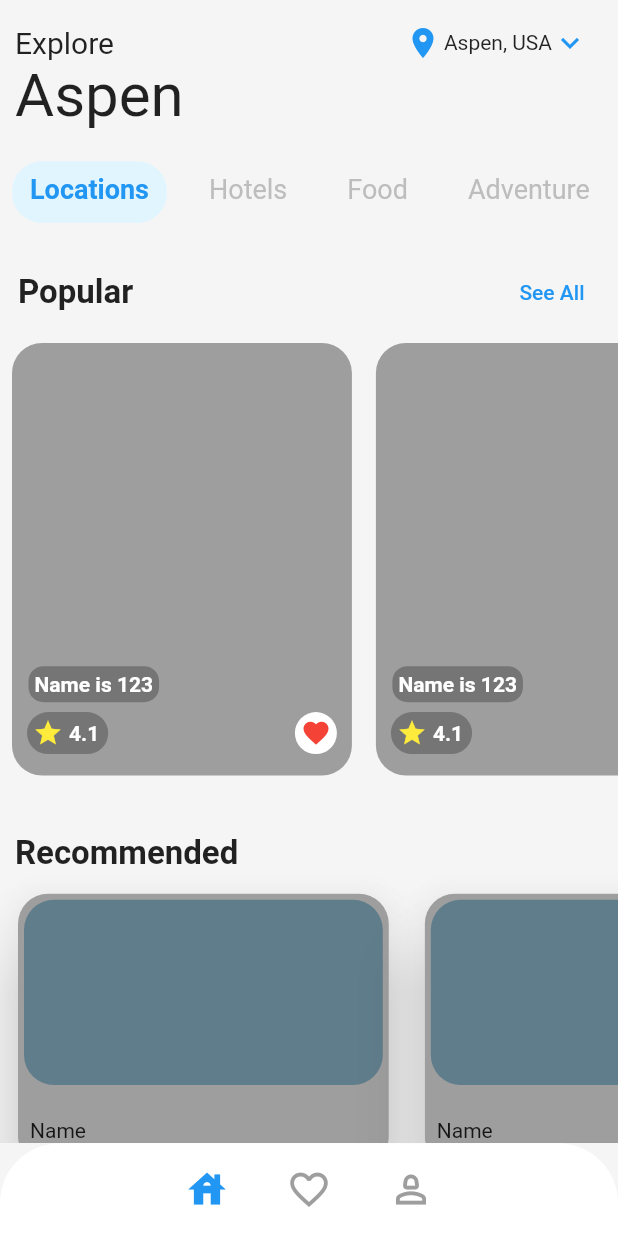
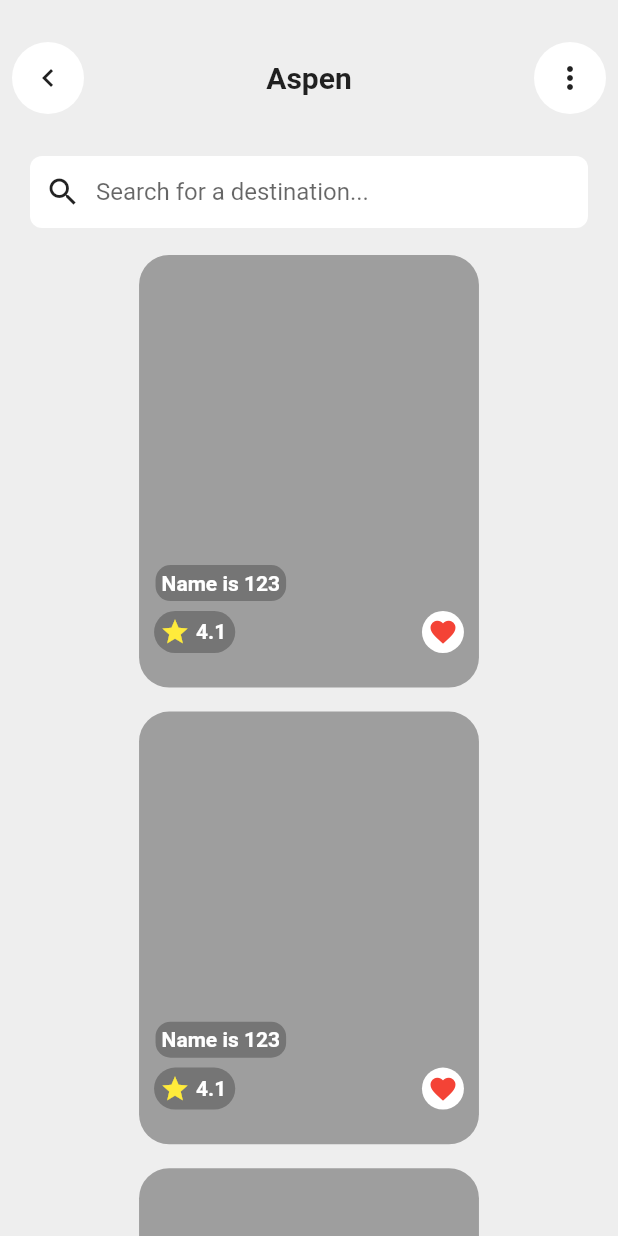
Before and after one commit to Pratham-1604/Pravaas-Mitra-Here-230395, a Flutter app: the screen it shows after launch, after a tap on "See All", on a phone screen of 412 x 824 dp. Run offline on Flutter 3.47's test engine with Material 2 defaults, Android fonts, the phone set to English and light mode, and no system bars.

Commit message:
made see all button functional

```diff
--- a/lib/features/city_information/widgets/popular_destinations/popular_destination_item_widget.dart
+++ b/lib/features/city_information/widgets/popular_destinations/popular_destination_item_widget.dart
@@ -62,21 +62,21 @@ class PopularDestinationItemWidget extends StatelessWidget {
                 child: Padding(
                   padding: const EdgeInsets.all(4.0),
                   child: Row(
-                    children: [
-                      const Icon(
+                    children: const [
+                      Icon(
                         Icons.star,
                         color: Colors.yellow,
                         size: 20,
                       ),
-                      const SizedBox(width: 4),
-                      const Text(
+                      SizedBox(width: 4),
+                      Text(
                         '4.1',
                         style: TextStyle(
                           color: Colors.white,
                           fontWeight: FontWeight.bold,
                         ),
                       ),
-                      const SizedBox(width: 2),
+                      SizedBox(width: 2),
                     ],
                   ),
                 ),
--- a/lib/features/city_information/widgets/popular_destinations/popular_destinations_widget.dart
+++ b/lib/features/city_information/widgets/popular_destinations/popular_destinations_widget.dart
@@ -1,5 +1,6 @@
 // ignore_for_file: prefer_const_constructors, prefer_const_literals_to_create_immutables
 import 'package:flutter/material.dart';
+import '../see_all_destinations/see_all_destination.dart';
 
 import 'popular_detination_items.dart';
 
@@ -28,7 +29,13 @@ class PopularDestinationWidget extends StatelessWidget {
                 ),
               ),
               TextButton(
-                onPressed: () {},
+                onPressed: () {
+                  Navigator.of(context).push(
+                    MaterialPageRoute(
+                      builder: (context) => SeeAllDestinations(),
+                    ),
+                  );
+                },
                 child: Text('See All'),
               ),
             ],
--- /dev/null
+++ b/lib/features/city_information/widgets/see_all_destinations/see_all_destination.dart
@@ -0,0 +1,50 @@
+// ignore_for_file: prefer_const_constructors, prefer_const_literals_to_create_immutables
+import 'package:flutter/material.dart';
+import 'package:here/features/city_information/widgets/popular_destinations/popular_destination_item_widget.dart';
+import 'package:here/features/home_page/widgets/recommend/recommend_tour_items_widget.dart';
+
+import './widgets//search_bar.dart';
+import 'widgets/app_bar.dart';
+
+class SeeAllDestinations extends StatelessWidget {
+  const SeeAllDestinations({super.key});
+
+  @override
+  Widget build(BuildContext context) {
+    final size = MediaQuery.of(context).size;
+    return SafeArea(
+      child: Scaffold(
+        backgroundColor: Colors.grey[200],
+        body: Column(
+          // crossAxisAlignment: CrossAxisAlignment.center,
+          children: [
+            const SizedBox(height: 20),
+            AppBarWidget(),
+            const SizedBox(height: 20),
+            SearchBar(),
+            Expanded(
+              child: SingleChildScrollView(
+                child: Padding(
+                  padding: const EdgeInsets.symmetric(
+                    horizontal: 40,
+                    vertical: 10,
+                  ),
+                  child: ListView.builder(
+                    scrollDirection: Axis.vertical,
+                    shrinkWrap: true,
+                    itemBuilder: (context, index) => Center(
+                      child: PopularDestinationItemWidget(
+                        size: size,
+                      ),
+                    ),
+                    itemCount: 4,
+                  ),
+                ),
+              ),
+            ),
+          ],
+        ),
+      ),
+    );
+  }
+}
--- /dev/null
+++ b/lib/features/city_information/widgets/see_all_destinations/widgets/app_bar.dart
@@ -0,0 +1,113 @@
+// ignore_for_file: prefer_const_constructors, prefer_const_literals_to_create_immutables
+import 'package:flutter/material.dart';
+
+class AppBarWidget extends StatefulWidget {
+  const AppBarWidget({
+    super.key,
+  });
+
+  static const List<String> tags = [
+    "Locations",
+    "Hotels",
+    "Food",
+    "Adventure",
+    "Parks",
+  ];
+
+  @override
+  State<AppBarWidget> createState() => _AppBarWidgetState();
+}
+
+class _AppBarWidgetState extends State<AppBarWidget> {
+  List<bool> selectedTags = List.filled(AppBarWidget.tags.length, false);
+
+  Widget _buildPopupMenu() {
+    return Container(
+      decoration: BoxDecoration(
+        color: Colors.white,
+        shape: BoxShape.circle,
+      ),
+      child: PopupMenuButton<String>(
+        icon: Icon(Icons.more_vert),
+        itemBuilder: (BuildContext context) {
+          return List.generate(AppBarWidget.tags.length, (index) {
+            return PopupMenuItem<String>(
+              value: AppBarWidget.tags[index],
+              child: Row(
+                children: [
+                  Checkbox(
+                    value: selectedTags[index],
+                    onChanged: (bool? value) {
+                      setState(() {
+                        selectedTags[index] = value ?? false;
+                      });
+                    },
+                  ),
+                  Text(AppBarWidget.tags[index]),
+                ],
+              ),
+            );
+          });
+        },
+        onSelected: (String result) {
+          // Handle the selected tag
+          print('Selected Tag: $result');
+        },
+      ),
+    );
+  }
+
+  @override
+  Widget build(BuildContext context) {
+    return Row(
+      mainAxisAlignment: MainAxisAlignment.spaceBetween,
+      children: [
+        Padding(
+          padding: const EdgeInsets.all(8.0),
+          child: Container(
+            decoration: BoxDecoration(
+              color: Colors.white,
+              shape: BoxShape.circle,
+            ),
+            child: IconButton(
+              onPressed: () {
+                Navigator.of(context).pop();
+              },
+              icon: Icon(
+                Icons.chevron_left_sharp,
+                size: 24,
+              ),
+            ),
+          ),
+        ),
+        Padding(
+          padding: const EdgeInsets.all(8.0),
+          child: Text(
+            'Aspen',
+            style: TextStyle(
+              fontSize: 20,
+              fontWeight: FontWeight.bold,
+            ),
+          ),
+        ),
+        // Padding(
+        //   padding: const EdgeInsets.all(8.0),
+        //   child: Container(
+        //     decoration: BoxDecoration(
+        //       color: Colors.white,
+        //       shape: BoxShape.circle,
+        //     ),
+        //     child: IconButton(
+        //       onPressed: () {},
+        //       icon: Icon(Icons.more_vert_outlined),
+        //     ),
+        //   ),
+        // ),
+        Padding(
+          padding: const EdgeInsets.all(8.0),
+          child: _buildPopupMenu(),
+        ),
+      ],
+    );
+  }
+}
--- /dev/null
+++ b/lib/features/city_information/widgets/see_all_destinations/widgets/search_bar.dart
@@ -0,0 +1,35 @@
+import 'package:flutter/material.dart';
+
+class SearchBar extends StatelessWidget {
+  const SearchBar({
+    super.key,
+  });
+
+  @override
+  Widget build(BuildContext context) {
+    return Padding(
+      padding: const EdgeInsets.symmetric(horizontal: 20),
+      child: Container(
+        decoration: BoxDecoration(
+          color: Colors.white,
+          borderRadius: BorderRadius.circular(8),
+        ),
+        child: Row(
+          children: const [
+            SizedBox(width: 10),
+            Icon(Icons.search),
+            SizedBox(width: 10),
+            Expanded(
+              child: TextField(
+                decoration: InputDecoration(
+                  hintText: 'Search for a destination...',
+                  border: InputBorder.none,
+                ),
+              ),
+            ),
+          ],
+        ),
+      ),
+    );
+  }
+}
```
